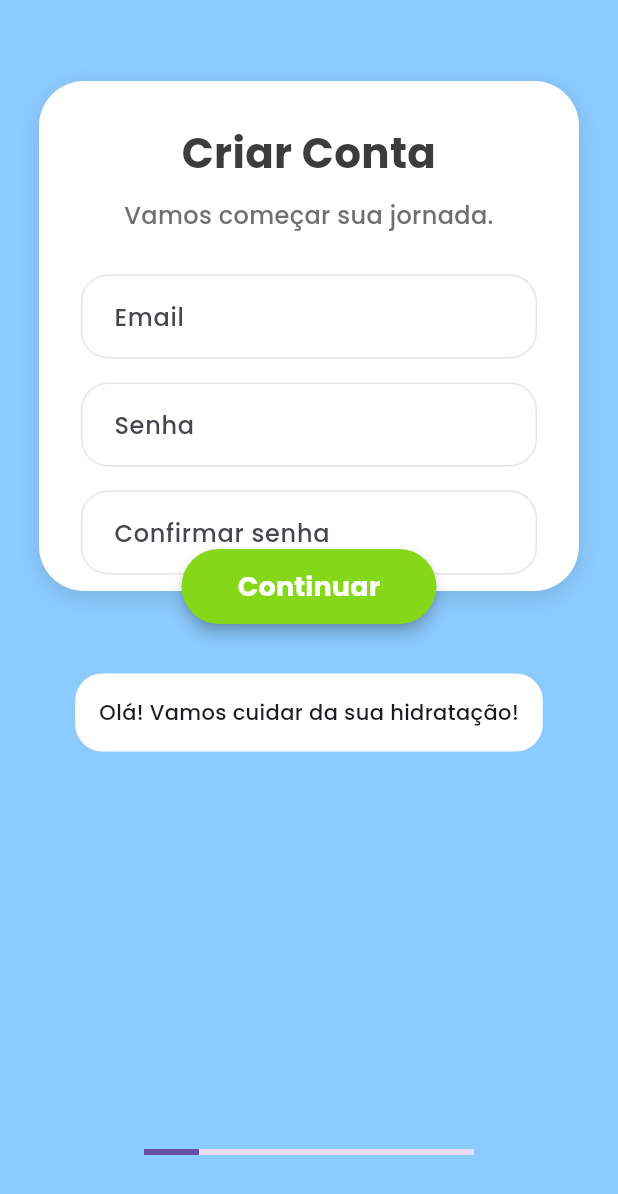
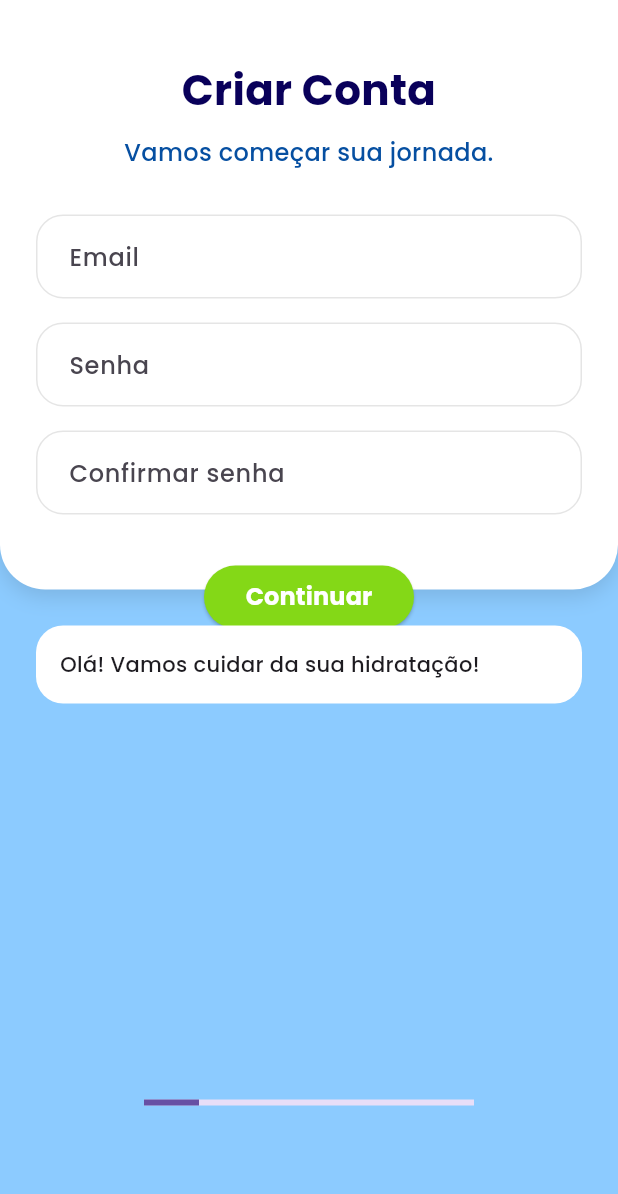
Before and after one commit to RochaJoaos/CHIBIMIZU, a Flutter app: the screen it shows after launch, on a phone screen of 412 x 824 dp. Shown: the top 1194 px of the screen. Run offline on Flutter 3.47's test engine with Material 3 defaults, Android fonts, the phone set to English and light mode, and no system bars; our stand-ins replace flutter_svg; missing offline and left inert: flame.

Commit message:
ajustes dos botoes

```diff
--- a/chibimizu_app/lib/core/constants/app_colors.dart
+++ b/chibimizu_app/lib/core/constants/app_colors.dart
@@ -7,13 +7,15 @@ class AppColors {
 
   static const card = Colors.white;
 
+  static const buttoncard = Color(0xFFEEEEEE);
+
   static const primary = Color(0xFF84D817);
 
   static const primaryDark = Color(0xFF67B300);
 
-  static const title = Color(0xFF3C3C3C);
+  static const title = Color.fromARGB(255, 9, 0, 90);
 
-  static const subtitle = Color(0xFF707070);
+  static const subtitle = Color(0xFF064FA1);
 
   static const inputBorder = Color(0xFFE5E5E5);
 
--- a/chibimizu_app/lib/core/constants/app_sizes.dart
+++ b/chibimizu_app/lib/core/constants/app_sizes.dart
@@ -7,7 +7,7 @@ class AppSizes {
 
   static const spacing = 18.0;
 
-  static const cardWidth = 360.0;
+  static const cardWidth = double.infinity;
 
   static const cardHeight = 340.0;
 
--- a/chibimizu_app/lib/core/constants/app_text_styles.dart
+++ b/chibimizu_app/lib/core/constants/app_text_styles.dart
@@ -21,8 +21,14 @@ class AppTextStyles {
   );
 
   static const button = TextStyle(
-    fontSize: 18,
+    fontSize: 16,
     fontWeight: FontWeight.bold,
     color: Colors.white,
   );
+
+    static const altbutton = TextStyle(
+    fontSize: 16,
+    fontWeight: FontWeight.bold,
+    color: Color(0xFF616161),
+  );
 }
--- a/chibimizu_app/lib/core/widgets/app_card.dart
+++ b/chibimizu_app/lib/core/widgets/app_card.dart
@@ -15,23 +15,24 @@ class AppCard extends StatelessWidget {
   Widget build(BuildContext context) {
     return Container(
       width: AppSizes.cardWidth,
-      height: AppSizes.cardHeight,
+      margin: EdgeInsets.zero,
 
       decoration: BoxDecoration(
         color: AppColors.card,
 
-        borderRadius: BorderRadius.circular(
-          AppSizes.radius,
+        borderRadius: BorderRadius.only(
+
+          bottomLeft: Radius.circular(AppSizes.radius),
+          bottomRight: Radius.circular(AppSizes.radius),
+
         ),
 
         boxShadow: const [
-
           BoxShadow(
             blurRadius: 12,
             color: Colors.black12,
             offset: Offset(0, 4),
           )
-
         ],
       ),
 
--- /dev/null
+++ b/chibimizu_app/lib/core/widgets/onboarding_navigation.dart
@@ -0,0 +1,65 @@
+import 'package:flutter/material.dart';
+
+import '../constants/app_colors.dart';
+import '../constants/app_text_styles.dart';
+
+class OnboardingNavigation extends StatelessWidget {
+  final VoidCallback? onBack;
+  final VoidCallback onNext;
+  final String nextText;
+
+  const OnboardingNavigation({
+    super.key,
+    this.onBack,
+    required this.onNext,
+    required this.nextText,
+  });
+
+  @override
+  Widget build(BuildContext context) {
+    return Row(
+      mainAxisAlignment: MainAxisAlignment.center,
+      children: [
+        if (onBack != null)
+          SizedBox(
+            width: 100,
+            height: 42,
+            child: ElevatedButton(
+              onPressed: onBack,
+              style: ElevatedButton.styleFrom(
+                backgroundColor: AppColors.buttoncard,
+                shape: RoundedRectangleBorder(
+                  borderRadius: BorderRadius.circular(30),
+                ),
+              ),
+              child: const Text(
+                "Voltar",
+                style: AppTextStyles.altbutton,
+                ),
+            ),
+          ),
+
+        if (onBack != null)
+          const SizedBox(width: 12),
+
+        SizedBox(
+          width: 140,
+          height: 42,
+          child: ElevatedButton(
+            onPressed: onNext,
+            style: ElevatedButton.styleFrom(
+              backgroundColor: AppColors.primary,
+              shape: RoundedRectangleBorder(
+                borderRadius: BorderRadius.circular(30),
+              ),
+            ),
+            child: Text(
+              nextText,
+              style: AppTextStyles.button,
+            ),
+          ),
+        ),
+      ],
+    );
+  }
+}
--- a/chibimizu_app/lib/features/onboarding/templates/onboarding_template.dart
+++ b/chibimizu_app/lib/features/onboarding/templates/onboarding_template.dart
@@ -1,30 +1,21 @@
 import 'package:flutter/material.dart';
 
-import '../../../core/widgets/app_button.dart';
 import '../../../core/widgets/app_card.dart';
 import '../../../core/widgets/app_progress.dart';
 import '../../../core/widgets/app_title.dart';
+import '../../../core/widgets/onboarding_navigation.dart';
 import '../../../core/widgets/speech_bubble.dart';
 
 class OnboardingTemplate extends StatelessWidget {
   final String title;
-
   final String? subtitle;
-
   final Widget body;
-
   final String buttonText;
-
   final String? speech;
-
   final Widget? pet;
-
   final int currentStep;
-
   final int totalSteps;
-
   final VoidCallback onNext;
-
   final VoidCallback? onBack;
 
   const OnboardingTemplate({
@@ -47,34 +38,26 @@ class OnboardingTemplate extends StatelessWidget {
       backgroundColor: const Color(0xFF8CCBFF),
 
       body: SafeArea(
-        child: Stack(
+        bottom: false,
+        child: SingleChildScrollView(
+          child: Column(
+            crossAxisAlignment: CrossAxisAlignment.stretch,
             children: [
-
-            if (onBack != null)
-              Positioned(
-                top: 20,
-                left: 20,
-                child: IconButton(
-                  onPressed: onBack,
-                  icon: const Icon(Icons.arrow_back_ios_new),
-                ),
-              ),
-
-            Center(
-              child: Column(
-                children: [
-
-                  const Spacer(),
-
               Stack(
+                clipBehavior: Clip.none,
                 alignment: Alignment.bottomCenter,
-                    clipBehavior: Clip.none,
                 children: [
 
                   AppCard(
                     child: Padding(
-                          padding: const EdgeInsets.all(28),
+                      padding: const EdgeInsets.fromLTRB(
+                        24,
+                        40,
+                        24,
+                        50, // espaço para os botões
+                      ),
                       child: Column(
+                        mainAxisSize: MainAxisSize.min,
                         children: [
 
                           AppTitle(
@@ -82,50 +65,61 @@ class OnboardingTemplate extends StatelessWidget {
                             subtitle: subtitle,
                           ),
 
-                              const SizedBox(height: 28),
+                          const SizedBox(height: 30),
+                          body,
 
-                              Expanded(
-                                child: body,
-                              ),
                         ],
                       ),
                     ),
                   ),
 
                   Positioned(
-                        bottom: -22,
-                        child: AppButton(
-                          text: buttonText,
-                          onPressed: onNext,
+                    bottom: -26,
+                    left: 24,
+                    right: 24,
+                    child: OnboardingNavigation(
+                      onBack: onBack,
+                      onNext: onNext,
+                      nextText: buttonText,
+                    ),
+                  ),
+
+                  const SizedBox(height: 24),
+                ],
+              ),
+
+              if (speech != null) ...[
+                const SizedBox(height: 24),
+
+                Padding(
+                  padding: const EdgeInsets.symmetric(horizontal: 24),
+                  child: SpeechBubble(
+                    text: speech!,
                   ),
                 ),
               ],
-                  ),
 
-                  const SizedBox(height: 55),
+              const SizedBox(height: 24),
 
-                  if (speech != null)
-                    SpeechBubble(text: speech!),
-
-                  const SizedBox(height: 15),
-
-                  pet ??
+              Center(
+                child: pet ??
                     const SizedBox(
                       height: 220,
                     ),
+              ),
 
-                  const SizedBox(height: 30),
+              const SizedBox(height: 20),
 
-                  AppProgress(
+              Center(
+                child: AppProgress(
                   current: currentStep + 1,
                   total: totalSteps,
                 ),
+              ),
 
-                  const Spacer(),
+              const SizedBox(height: 40),
             ],
           ),
-            ),
-          ],
         ),
       ),
     );
```
Lines whose indentation alone changed are shown as unchanged.
